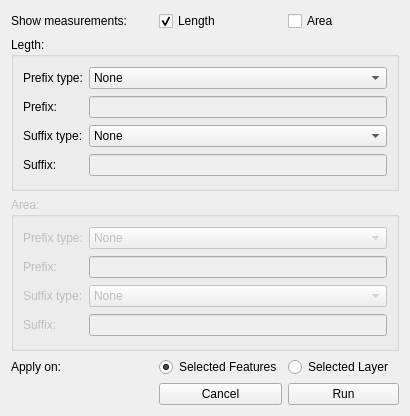
Before: the Qt Designer form ui/geometry/ui_show_measurements.ui in gltn/stdm, drawn with Qt 5.
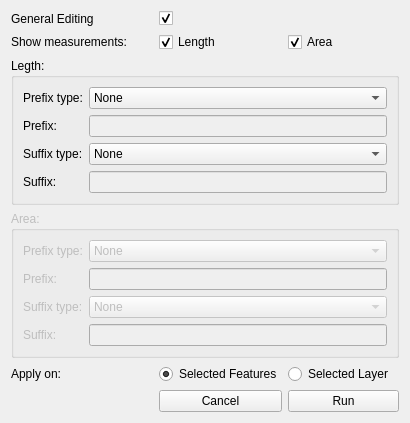
After: the same form once the commit is applied.

Commit message: Integrated general editing

The edit to the form file:
```diff
--- a/ui/geometry/ui_show_measurements.ui
+++ b/ui/geometry/ui_show_measurements.ui
@@ -26,7 +26,85 @@
    <string>Form</string>
   </property>
   <layout class="QGridLayout" name="gridLayout">
-   <item row="3" column="0" colspan="4">
+   <item row="2" column="2">
+    <widget class="QCheckBox" name="area_chk">
+     <property name="text">
+      <string>Area</string>
+     </property>
+     <property name="checked">
+      <bool>true</bool>
+     </property>
+    </widget>
+   </item>
+   <item row="7" column="2" colspan="2">
+    <widget class="QPushButton" name="run_btn">
+     <property name="text">
+      <string>Run</string>
+     </property>
+    </widget>
+   </item>
+   <item row="6" column="1">
+    <widget class="QRadioButton" name="selected_features_rad">
+     <property name="text">
+      <string>Selected Features</string>
+     </property>
+     <property name="checked">
+      <bool>true</bool>
+     </property>
+    </widget>
+   </item>
+   <item row="7" column="1">
+    <widget class="QPushButton" name="cancel_btn">
+     <property name="text">
+      <string>Cancel</string>
+     </property>
+    </widget>
+   </item>
+   <item row="7" column="0">
+    <spacer name="horizontalSpacer">
+     <property name="orientation">
+      <enum>Qt::Horizontal</enum>
+     </property>
+     <property name="sizeHint" stdset="0">
+      <size>
+       <width>116</width>
+       <height>20</height>
+      </size>
+     </property>
+    </spacer>
+   </item>
+   <item row="6" column="2">
+    <widget class="QRadioButton" name="selected_layer_rad">
+     <property name="text">
+      <string>Selected Layer</string>
+     </property>
+    </widget>
+   </item>
+   <item row="2" column="0">
+    <widget class="QLabel" name="label_2">
+     <property name="text">
+      <string>Show measurements:</string>
+     </property>
+    </widget>
+   </item>
+   <item row="6" column="0">
+    <widget class="QLabel" name="label">
+     <property name="text">
+      <string>Apply on:</string>
+     </property>
+    </widget>
+   </item>
+   <item row="2" column="1">
+    <widget class="QCheckBox" name="length_chk">
+     <property name="text">
+      <string>Length</string>
+     </property>
+     <property name="checked">
+      <bool>true</bool>
+     </property>
+    </widget>
+   </item>
+   <item row="5" column="0" colspan="4">
     <widget class="QGroupBox" name="area_box">
      <property name="enabled">
       <bool>false</bool>
@@ -140,7 +218,7 @@
      </layout>
     </widget>
    </item>
-   <item row="2" column="0" colspan="4">
+   <item row="4" column="0" colspan="4">
     <widget class="QGroupBox" name="length_box">
      <property name="title">
       <string>Legth:</string>
@@ -247,81 +325,23 @@
      </layout>
     </widget>
    </item>
-   <item row="5" column="0">
-    <spacer name="horizontalSpacer">
-     <property name="orientation">
-      <enum>Qt::Horizontal</enum>
-     </property>
-     <property name="sizeHint" stdset="0">
-      <size>
-       <width>116</width>
-       <height>20</height>
-      </size>
-     </property>
-    </spacer>
-   </item>
-   <item row="4" column="1">
-    <widget class="QRadioButton" name="selected_features_rad">
+   <item row="1" column="0">
+    <widget class="QLabel" name="label_11">
      <property name="text">
-      <string>Selected Features</string>
+      <string>General Editing</string>
      </property>
-     <property name="checked">
-      <bool>true</bool>
-     </property>
     </widget>
    </item>
-   <item row="4" column="2">
-    <widget class="QRadioButton" name="selected_layer_rad">
+   <item row="1" column="1">
+    <widget class="QCheckBox" name="general_editing">
      <property name="text">
-      <string>Selected Layer</string>
+      <string/>
      </property>
-    </widget>
-   </item>
-   <item row="5" column="1">
-    <widget class="QPushButton" name="cancel_btn">
-     <property name="text">
-      <string>Cancel</string>
-     </property>
-    </widget>
-   </item>
-   <item row="0" column="0">
-    <widget class="QLabel" name="label_2">
-     <property name="text">
-      <string>Show measurements:</string>
-     </property>
-    </widget>
-   </item>
-   <item row="4" column="0">
-    <widget class="QLabel" name="label">
-     <property name="text">
-      <string>Apply on:</string>
-     </property>
-    </widget>
-   </item>
-   <item row="0" column="1">
-    <widget class="QCheckBox" name="length_chk">
-     <property name="text">
-      <string>Length</string>
-     </property>
      <property name="checked">
       <bool>true</bool>
      </property>
     </widget>
    </item>
-   <item row="5" column="2" colspan="2">
-    <widget class="QPushButton" name="run_btn">
-     <property name="text">
-      <string>Run</string>
-     </property>
-    </widget>
-   </item>
-   <item row="0" column="2">
-    <widget class="QCheckBox" name="area_chk">
-     <property name="text">
-      <string>Area</string>
-     </property>
-    </widget>
-   </item>
   </layout>
  </widget>
  <resources/>
```
The commit also changes 2 other files.
